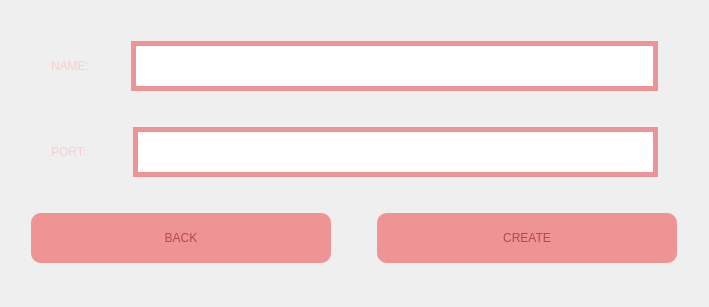
This is MATFWars/create.ui in Divljo31/MATFWars as Qt 5 draws it before an edit. The edited form follows.
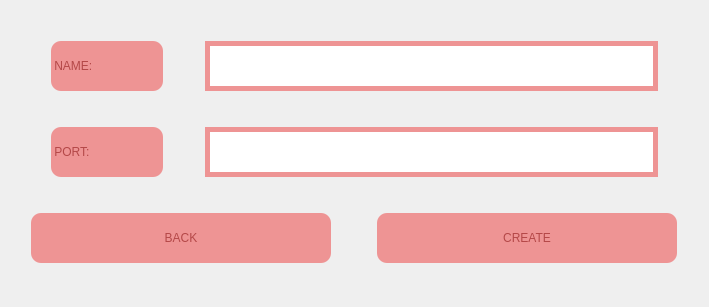
This is the edited form. Icons and pictures are not drawn.

```diff
--- a/MATFWars/create.ui
+++ b/MATFWars/create.ui
@@ -51,14 +51,26 @@
      </item>
      <item>
       <widget class="QLabel" name="name_label">
+       <property name="minimumSize">
+        <size>
+         <width>112</width>
+         <height>50</height>
+        </size>
+       </property>
+       <property name="maximumSize">
+        <size>
+         <width>112</width>
+         <height>50</height>
+        </size>
+       </property>
        <property name="styleSheet">
-        <string notr="true">font: 600 20pt &quot;URW Bookman&quot;;
-color: rgb(246, 206, 206);
-
-</string>
+        <string notr="true">border-radius:10px;
+font: 600 20pt &quot;URW Bookman&quot;;
+color:rgb(180, 72, 72);
+background-color:rgb(238, 148, 148);</string>
        </property>
        <property name="text">
-        <string>NAME:</string>
+        <string> NAME: </string>
        </property>
       </widget>
      </item>
@@ -130,15 +142,31 @@
      </item>
      <item>
       <widget class="QLabel" name="port_label">
+       <property name="minimumSize">
+        <size>
+         <width>112</width>
+         <height>50</height>
+        </size>
+       </property>
+       <property name="maximumSize">
+        <size>
+         <width>112</width>
+         <height>50</height>
+        </size>
+       </property>
        <property name="styleSheet">
-        <string notr="true">color: rgb(246, 206, 206);
+        <string notr="true">border-radius:10px;
 font: 600 20pt &quot;URW Bookman&quot;;
+color:rgb(180, 72, 72);
+background-color:rgb(238, 148, 148);
+
+
 
 
 </string>
        </property>
        <property name="text">
-        <string>PORT:</string>
+        <string> PORT:</string>
        </property>
       </widget>
      </item>
@@ -152,7 +180,7 @@
        </property>
        <property name="sizeHint" stdset="0">
         <size>
-         <width>40</width>
+         <width>36</width>
          <height>20</height>
         </size>
        </property>
```
